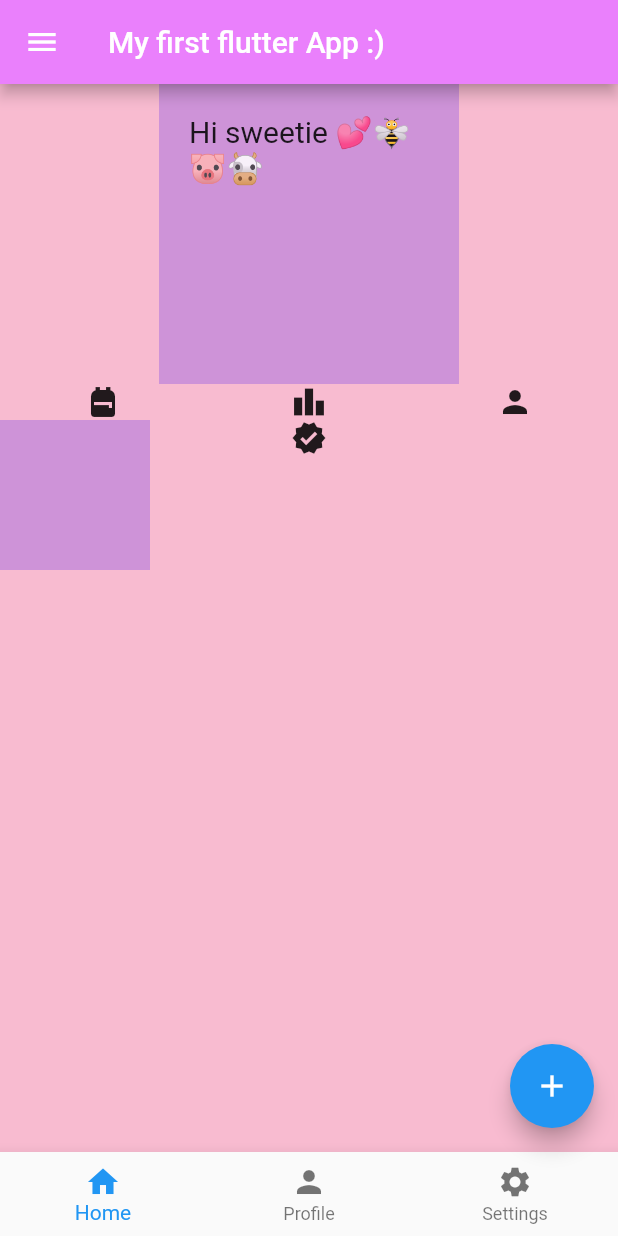
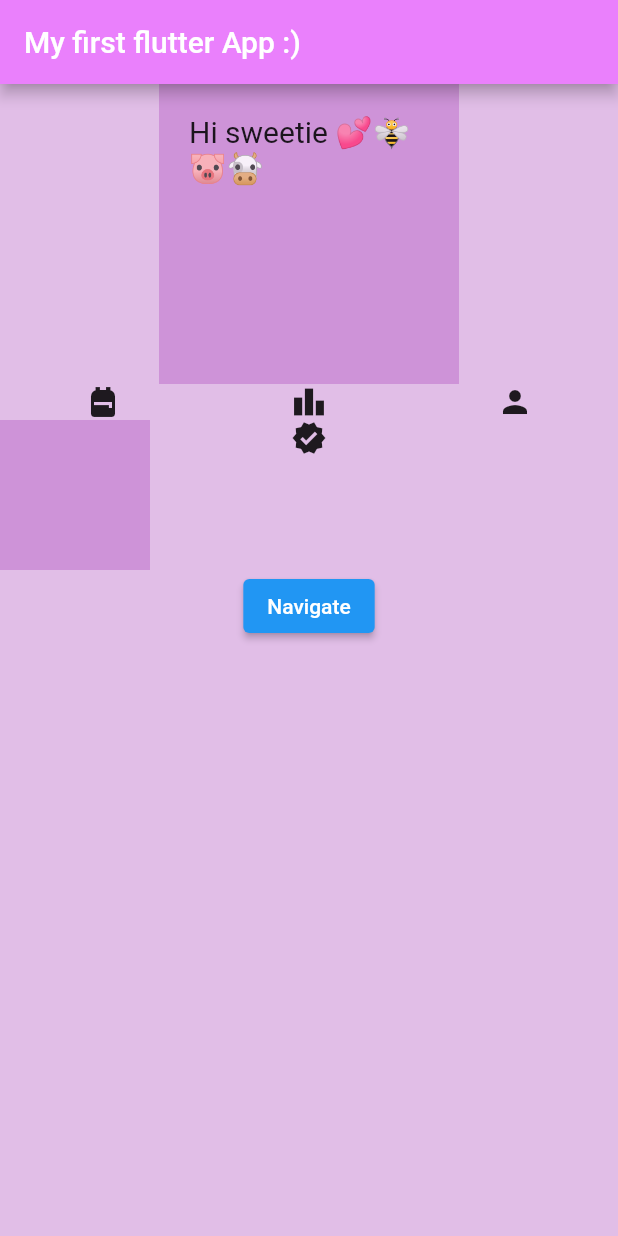
Before and after one commit to Nachop51/flutter, a Flutter app: the screen it shows after launch, on a phone screen of 412 x 824 dp. Run offline on Flutter 3.47's test engine with Material 2 defaults, Android fonts, the phone set to English and light mode, and no system bars.

Commit message:
flutter basiscs

```diff
--- a/test_app/lib/main.dart
+++ b/test_app/lib/main.dart
@@ -1,53 +1,158 @@
+import 'dart:math';
+
 import 'package:flutter/material.dart';
 
 void main(List<String> args) {
-  runApp(const MyApp());
+  // runApp(const MyApp());
+  runApp(
+    const MaterialApp(
+      title: 'Navigation Basics',
+      home: HomeScreen(),
+    ),
+  );
 }
 
-class MyApp extends StatelessWidget {
+Color randomColor() {
+  return Color.fromARGB(
+    255,
+    Random().nextInt(255),
+    Random().nextInt(255),
+    Random().nextInt(255),
+  );
+}
+
+class MyApp extends StatefulWidget {
   const MyApp({super.key});
 
   @override
+  State<MyApp> createState() => _MyAppState();
+}
+
+class _MyAppState extends State<MyApp> {
+  int count = 0;
+
+  @override
+  void initState() {
+    super.initState();
+    // This gets called when the widget is added to the widget tree
+  }
+
+  @override
+  void dispose() {
+    super.dispose();
+    // This gets called when the widget is removed from the widget tree
+  }
+
+  @override
   Widget build(BuildContext context) {
-    return MaterialApp(
-        home: Scaffold(
+    return const MaterialApp(
+      home: HomeScreen(),
+    );
+  }
+}
+
+class HomeScreen extends StatelessWidget {
+  const HomeScreen({super.key});
+
+  @override
+  Widget build(BuildContext context) {
+    return Scaffold(
       appBar: AppBar(
         backgroundColor: Colors.purpleAccent.shade100,
         title: const Text('My first flutter App :)'),
       ),
-      body: const Column(
-        crossAxisAlignment: CrossAxisAlignment.center,
+      body: Column(
         children: [
-          TextWidget(),
-          RowWidget(),
-          StackWidget(),
+          const ColumnWidget(),
+          ElevatedButton(
+            child: const Text('Navigate'),
+            onPressed: () {
+              Navigator.push(
+                context,
+                MaterialPageRoute(
+                  builder: (_) => const ScrollableScreen(),
+                ),
+              );
+            },
+          )
         ],
       ),
-      backgroundColor: Colors.pink.shade100,
-      floatingActionButton: FloatingActionButton(
-        child: const Icon(Icons.add),
-        onPressed: () {
-          print('You clicked me!');
-        },
+      backgroundColor: Colors.purple.shade100,
+    );
+  }
+}
+
+class ScrollableScreen extends StatelessWidget {
+  const ScrollableScreen({super.key});
+
+  @override
+  Widget build(BuildContext context) {
+    return Scaffold(
+      appBar: AppBar(
+        backgroundColor: Colors.purpleAccent.shade100,
+        title: const Text('Second route'),
       ),
-      bottomNavigationBar: BottomNavigationBar(items: const [
-        BottomNavigationBarItem(
-          icon: Icon(Icons.home),
-          label: 'Home',
-        ),
-        BottomNavigationBarItem(
-          icon: Icon(Icons.person),
-          label: 'Profile',
-        ),
-        BottomNavigationBarItem(
-          icon: Icon(Icons.settings),
-          label: 'Settings',
-        ),
-      ]),
-      drawer: const Drawer(
-        child: Text('Yo!'),
+      body: const ListViewWidget(),
+    );
+  }
+}
+
+class GridViewWidget extends StatelessWidget {
+  const GridViewWidget({
+    super.key,
+  });
+
+  @override
+  Widget build(BuildContext context) {
+    return GridView.builder(
+      gridDelegate: const SliverGridDelegateWithFixedCrossAxisCount(
+        crossAxisCount: 3,
       ),
-    ));
+      itemBuilder: (_, index) {
+        return Container(
+          color: randomColor(),
+          width: 500,
+          height: 500,
+          child: Text('Item $index'),
+        );
+      },
+    );
+  }
+}
+
+class ListViewWidget extends StatelessWidget {
+  const ListViewWidget({
+    super.key,
+  });
+
+  @override
+  Widget build(BuildContext context) {
+    return ListView.builder(itemBuilder: (_, index) {
+      return Container(
+        color: randomColor(),
+        width: 500,
+        height: 500,
+        child: Text('Item $index'),
+      );
+    });
+  }
+}
+
+class ColumnWidget extends StatelessWidget {
+  const ColumnWidget({
+    super.key,
+  });
+
+  @override
+  Widget build(BuildContext context) {
+    return const Column(
+      crossAxisAlignment: CrossAxisAlignment.center,
+      children: [
+        TextWidget(),
+        RowWidget(),
+        StackWidget(),
+      ],
+    );
   }
 }
 
```
